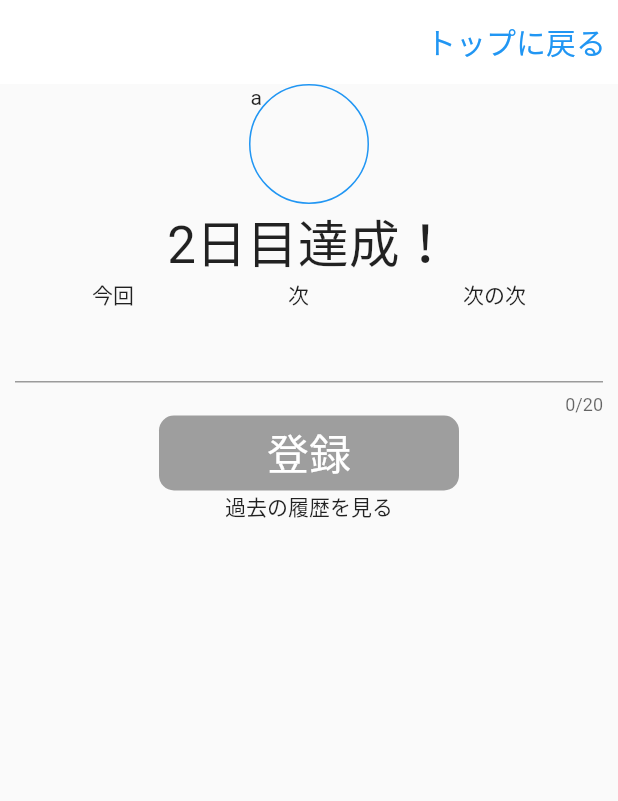
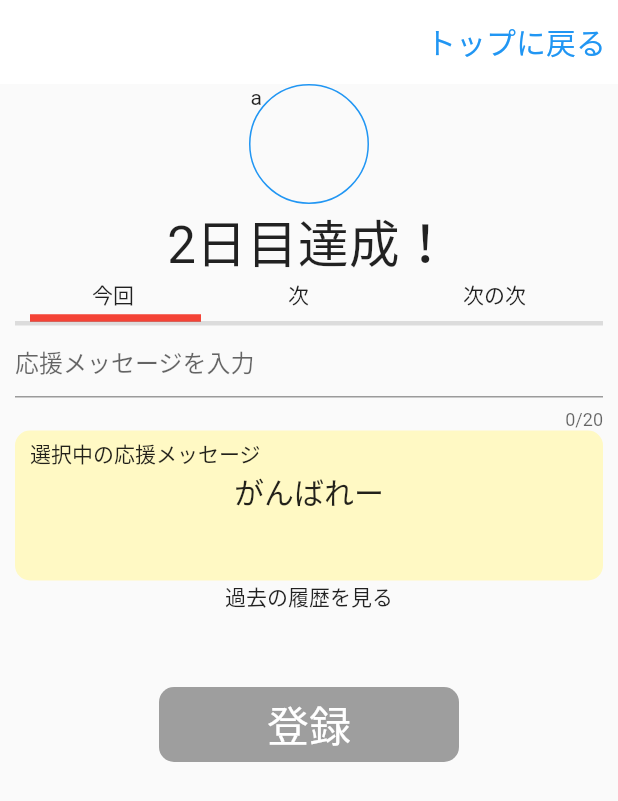
Before and after one commit to y0303noki/YellApp, a Flutter app: the OtherYellMainPage screen opened directly, on a phone screen of 412 x 824 dp. Shown: the top 801 px of the screen. Run offline on Flutter 3.47's test engine with Material 2 defaults, Android fonts, the phone set to English and light mode, and no system bars; our stand-ins replace cloud_firestore, firebase_auth, firebase_core, flutter_hooks, hooks_riverpod and 1 more; missing offline and left inert: dart:ffi; accounts and stored records are empty; network calls fail.

Commit message:
枠線作ってるなう

```diff
--- a/lib/components/widget/button_widget.dart
+++ b/lib/components/widget/button_widget.dart
@@ -104,4 +104,34 @@ class ButtonWidget {
       ),
     );
   }
+
+  // 登録ずみの応援メッセージ
+  static rgisterdYellMessageWidget(double width, String text) {
+    return Container(
+      height: 100,
+      width: width,
+      decoration: BoxDecoration(
+        color: Colors.yellow[100],
+        borderRadius: BorderRadius.circular(10),
+      ),
+      child: Column(
+        children: [
+          Row(
+            children: [
+              Container(
+                  margin: const EdgeInsets.only(
+                    left: 10,
+                    top: 5,
+                  ),
+                  child: Text('選択中の応援メッセージ')),
+            ],
+          ),
+          TextWidget.headLineText6(text),
+        ],
+      ),
+      // child: Center(
+      //   child: TextWidget.headLineText6(text),
+      // ),
+    );
+  }
 }
--- a/lib/screen/my/start_my_setting_myname_page.dart
+++ b/lib/screen/my/start_my_setting_myname_page.dart
@@ -37,14 +37,14 @@ class StartMySettinMynamePage extends ConsumerWidget {
             Column(
               children: [
                 TextWidget.headLineText5('最後にあなたの'),
-                TextWidget.headLineText5('なまえを教えてください'),
+                TextWidget.headLineText5('ニックネームを教えてください'),
                 TextField(
                     controller: _textEditingController,
                     maxLength: 10,
                     style: TextStyle(),
                     maxLines: 1,
                     decoration: InputDecoration(
-                      hintText: 'なまえ',
+                      hintText: 'ニックネーム',
                       errorText: errorText.isEmpty ? null : errorText,
                     ),
                     onSubmitted: (text) {
--- a/lib/screen/other/other_yell_main_page.dart
+++ b/lib/screen/other/other_yell_main_page.dart
@@ -7,14 +7,14 @@ import 'package:yell_app/components/widget/text_widget.dart';
 import 'package:yell_app/model/member.dart';
 import 'package:yell_app/model/myGoal.dart';
 import 'package:yell_app/state/my_achievment_provider.dart';
-import 'package:yell_app/state/start_my_setting_provider.dart';
+import 'package:yell_app/state/other_achievment_provider.dart';
 
 class OtherYellMainPage extends ConsumerWidget {
   @override
   Widget build(BuildContext context, WidgetRef ref) {
-    final myAchievment = ref.watch(myAchievmentProvider);
+    final otherAchievment = ref.watch(otherAchievmentProvider);
     TextEditingController _textEditingController =
-        TextEditingController(text: myAchievment.goalTitle);
+        TextEditingController(text: otherAchievment.goalTitle);
     final deviceSize = MediaQuery.of(context).size;
 
     return Scaffold(
@@ -58,20 +58,36 @@ class OtherYellMainPage extends ConsumerWidget {
                           Text('次の次'),
                         ],
                       ),
+                      Column(
+                        children: [
+                          _selectDayWidth(deviceSize.width, 10, 0),
+                          const Divider(
+                            height: 0,
+                            thickness: 3,
+                          ),
                           TextField(
                             controller: _textEditingController,
                             maxLength: 20,
                             style: TextStyle(),
                             maxLines: 1,
                             decoration: InputDecoration(
-                          hintText: '',
+                              hintText: '応援メッセージを入力',
                             ),
+                          ),
+                          ButtonWidget.rgisterdYellMessageWidget(
+                              deviceSize.width, 'がんばれー'),
+                        ],
                       ),
                     ],
                   ),
                 ),
-                ButtonWidget.registerYellComment(),
                 Text('過去の履歴を見る'),
+                Container(
+                  margin: const EdgeInsets.only(
+                    top: 50,
+                  ),
+                  child: ButtonWidget.registerYellComment(),
+                ),
               ],
             ),
             Column(),
@@ -81,49 +97,34 @@ class OtherYellMainPage extends ConsumerWidget {
     );
   }
 
-  // メンバーアイコン
-  List<Widget> memberWidget(MyAchievment myAchievment) {
-    List<Widget> row = <Widget>[];
-    List<MemberModel> members = [];
-    // テスト用のデータ作成
-    for (String id in myAchievment.memberIdList) {
-      MemberModel tempMember = MemberModel(
-        id: id,
-        name: id + '-name',
-        createdAt: DateTime.now(),
-        updatedAt: DateTime.now(),
+  // 今回、次、次の次　を押したときの処理判断
+  /// index = 0:今回 1:次 2:次の次
+  _selectDayWidth(double deviceWidth, double marginWidth, int index) {
+    double _indent = 0;
+    double _endIndent = 0;
+    double tenWidth = 10;
+    double dividerWidth = deviceWidth - marginWidth;
+    switch (index) {
+      case 0:
+        _indent = tenWidth;
+        _endIndent = dividerWidth / 3 * 2;
+        break;
+      case 1:
+        _indent = dividerWidth / 3 + tenWidth / 2;
+        _endIndent = dividerWidth / 3 + tenWidth / 2;
+        break;
+      case 2:
+        _indent = dividerWidth / 3 * 2;
+        _endIndent = tenWidth;
+        break;
+    }
+
+    return Divider(
+      height: 10,
+      thickness: 5,
+      indent: _indent,
+      endIndent: _endIndent,
+      color: Colors.red,
     );
-      members.add(tempMember);
-    }
-    List<String> memberIdList = myAchievment.memberIdList;
-
-    for (String memberId in memberIdList) {
-      MemberModel member = members.firstWhere((mem) => mem.id == memberId);
-      Widget tempWidget = InkWell(
-        onTap: () {
-          myAchievment.selectMemberId(memberId);
-        },
-        child: Container(
-          margin: const EdgeInsets.only(
-            left: 1,
-            right: 1,
-          ),
-          width: 60,
-          height: 60,
-          decoration: BoxDecoration(
-            border: Border.all(
-                color: myAchievment.selectedMemberId == memberId
-                    ? Colors.red
-                    : Colors.blue),
-            borderRadius: BorderRadius.circular(60 / 2),
-          ),
-          child: Center(
-            child: Text(member.name.substring(0, 1)),
-          ),
-        ),
-      );
-      row.add(tempWidget);
-    }
-    return row;
   }
 }
--- a/lib/screen/other/start_other_setting_confirm_page.dart
+++ b/lib/screen/other/start_other_setting_confirm_page.dart
@@ -45,10 +45,10 @@ class StartOtherSettingConfirmPage extends ConsumerWidget {
                     ),
                   ],
                 ),
-                TextWidget.headLineText4('${otherAchievment.goalTitle}さんを'),
+                TextWidget.headLineText4('${otherAchievment.ownerName}さんを'),
                 TextWidget.headLineText4('応援しますか？'),
                 TextWidget.headLineText4('やること'),
-                TextWidget.headLineText4('筋トレ'),
+                TextWidget.headLineText4(otherAchievment.goalTitle),
               ],
             ),
             // TODO
--- a/lib/state/other_achievment_provider.dart
+++ b/lib/state/other_achievment_provider.dart
@@ -9,6 +9,8 @@ final otherAchievmentProvider =
 class OtherAchievment extends ChangeNotifier {
   String goalId = ''; // firestoreに格納されているid
   String goalTitle = ''; // 持ち主の目標タイトル
+  String code = ''; // 招待コード
+  String errorText = ''; // エラーテキスト
   String ownerName = ''; // 持ち主の名前
   String otherName = ''; // 応援している自分の名前
   List<String> memberIdList = []; // 応援しているメンバー
@@ -26,6 +28,12 @@ class OtherAchievment extends ChangeNotifier {
     refresh = false;
   }
 
+  // エラーテキスト
+  void setErrorText(String _text) {
+    errorText = _text;
+    notifyListeners();
+  }
+
   void refreshNotifyListeners() {
     notifyListeners();
   }
```
Also changed, not shown: lib/screen/other/start_other_setting_code_page.dart (+15 -11 lines), lib/screen/other/start_other_setting_yourinfo_page.dart (+20 -4 lines). Lines whose indentation alone changed are shown as unchanged.
